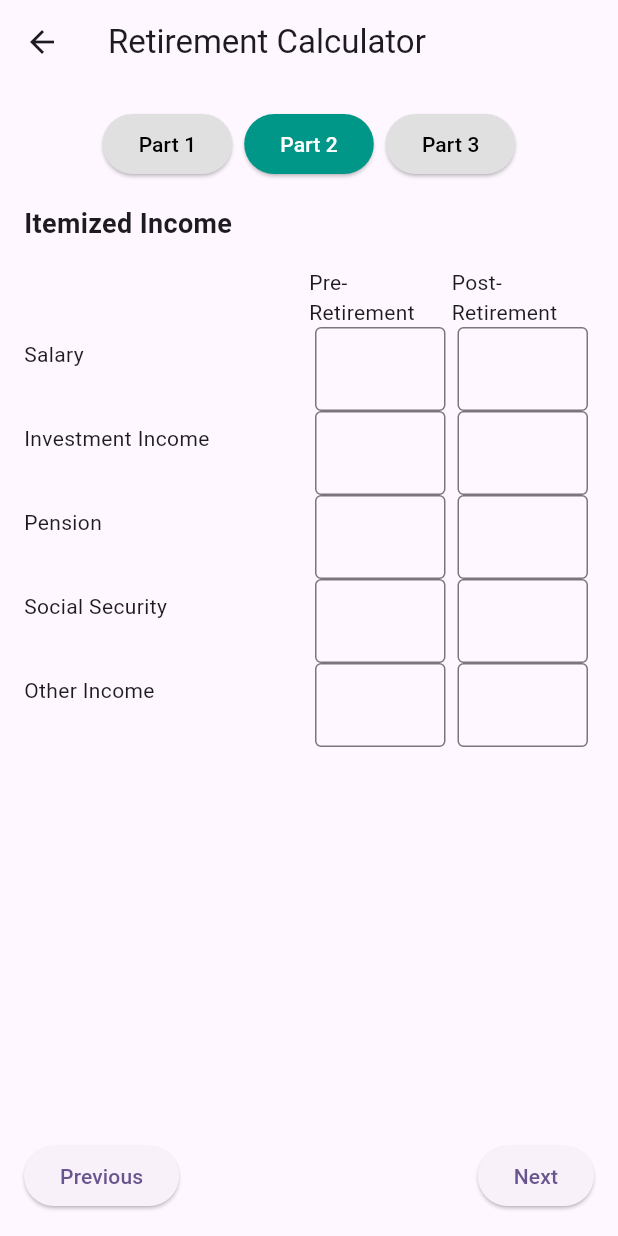
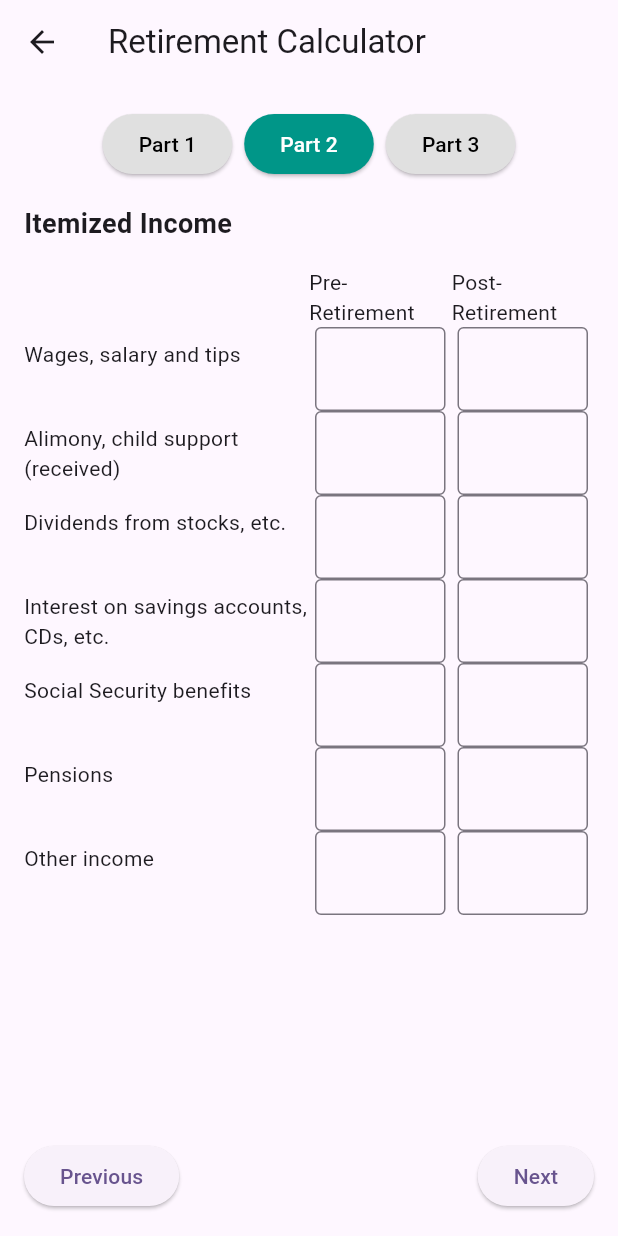
Before and after one commit to rowenmoreno/calculators, a Flutter app: the RetirementCalculatorScreen screen opened directly, after a tap on "Next", on a phone screen of 412 x 824 dp. Run offline on Flutter 3.47's test engine with Material 3 defaults, Android fonts, the phone set to English and light mode, and no system bars.

Commit message:
sss, retirement calculator fixes

```diff
--- a/lib/features/retirement/retirement_calculator_screen.dart
+++ b/lib/features/retirement/retirement_calculator_screen.dart
@@ -10,21 +10,47 @@ class RetirementCalculatorScreen extends StatefulWidget {
 class _RetirementCalculatorScreenState extends State<RetirementCalculatorScreen> {
   // Constants
   static const List<String> incomeFields = [
-    'Salary',
-    'Investment Income',
-    'Pension',
-    'Social Security',
-    'Other Income'
+    'Wages, salary and tips',
+    'Alimony, child support (received)',
+    'Dividends from stocks, etc.',
+    'Interest on savings accounts, CDs, etc.',
+    'Social Security benefits',
+    'Pensions',
+    'Other income'
   ];
 
   static const List<String> expenseFields = [
-    'Housing',
-    'Transportation',
-    'Healthcare',
-    'Food & Dining',
-    'Entertainment',
-    'Insurance',
-    'Other Expenses'
+    'Mortgage payment or rent (\$)',
+    'Vacation home (mortgage) (\$)',
+    'Automobile loan(s) (\$)',
+    'Personal loan(s) (\$)',
+    'Charge accounts (\$)',
+    'Federal income taxes (\$)',
+    'State income taxes (\$)',
+    'FICA (Social Security taxes) (\$)',
+    'Real estate taxes (\$)',
+    'Other taxes (\$)',
+    'Utilities (\$)',
+    'Household repairs and maintenance (\$)',
+    'Food (\$)',
+    'Clothing and laundry (\$)',
+    'Educational expenses (\$)',
+    'Child care (\$)',
+    'Automobile expenses (gas, repairs, etc.) (\$)',
+    'Other transportation expenses (\$)',
+    'Life insurance premiums (\$)',
+    'Homeowners (renters) insurance (\$)',
+    'Automobile insurance (\$)',
+    'Medical, dental and disability insurance (\$)',
+    'Entertainment and dining (\$)',
+    'Recreation and travel (\$)',
+    'Club dues (\$)',
+    'Hobbies (\$)',
+    'Gifts (\$)',
+    'Major home improvements and furnishings (\$)',
+    'Professional services (\$)',
+    'Charitable contributions (\$)',
+    'Other and miscellaneous expenses (\$)'
   ];
 
   // Controllers
@@ -136,20 +162,7 @@ class _RetirementCalculatorScreenState extends State<RetirementCalculatorScreen>
     required double postRetirementNet,
     required double difference,
   }) {
-    return '''
-    $_figuresType Summary:
-    Pre-Retirement:
-      Total Income: \$${totalPreIncome.toStringAsFixed(2)}
-      Total Expenses: \$${totalPreExpenses.toStringAsFixed(2)}
-      Net: \$${preRetirementNet.toStringAsFixed(2)}
-
-    Post-Retirement:
-      Total Income: \$${totalPostIncome.toStringAsFixed(2)}
-      Total Expenses: \$${totalPostExpenses.toStringAsFixed(2)}
-      Net: \$${postRetirementNet.toStringAsFixed(2)}
-
-    Difference in Net: \$${difference.toStringAsFixed(2)}
-    ''';
+    return 'Based on your input, your income during retirement will remain constant at \$${totalPostIncome.toStringAsFixed(2)}, your expenses will remain constant at \$${totalPostExpenses.toStringAsFixed(2)}, and your net cash flow will remain constant at \$${postRetirementNet.toStringAsFixed(2)}.';
   }
 
   Widget _buildIncomeExpenseTable({
```
Also changed, not shown: lib/features/social_security/social_security_screen.dart (+5 -24 lines).
